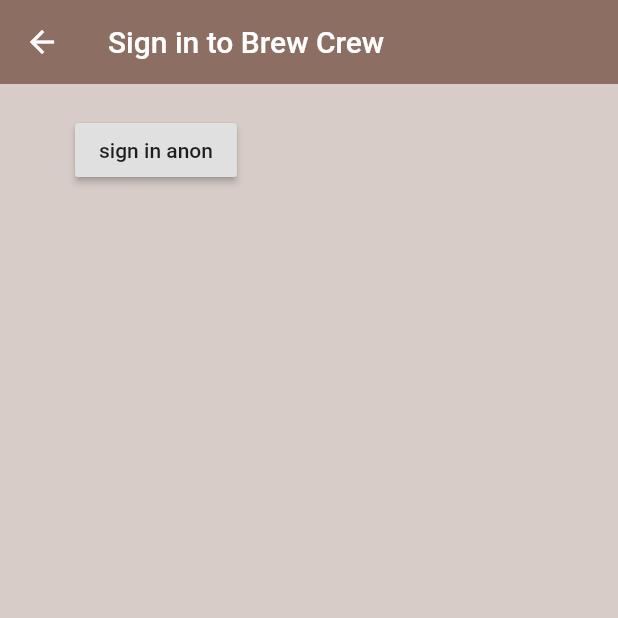
After one commit to iqranaz240/Attendance-App, a Flutter app: the SignIn screen opened directly, after a tap on "sign in anon", on a phone screen of 412 x 824 dp, the top half of it. The commit adds this screen. Run offline on Flutter 3.47's test engine with Material 2 defaults, Android fonts, the phone set to English and light mode, and no system bars; our stand-ins replace firebase_auth; accounts and stored records are empty; network calls fail.

Commit message:
lesson 6 done

```diff
--- /dev/null
+++ b/lib/model/user.dart
@@ -0,0 +1,7 @@
+class User {
+
+  final String uid;
+
+  User({ this.uid });
+
+}
--- a/lib/screens/authenticate/authenticate.dart
+++ b/lib/screens/authenticate/authenticate.dart
@@ -1,3 +1,4 @@
+import 'package:attendance_app_1/screens/authenticate/sign_in.dart';
 import 'package:flutter/material.dart';
 
 class Authenticate extends StatefulWidget {
@@ -9,7 +10,7 @@ class _AuthenticateState extends State<Authenticate> {
   @override
   Widget build(BuildContext context) {
     return Container(
-      child: Text('authenticate'),
+      child: SignIn(),
     );
   }
 }
--- /dev/null
+++ b/lib/screens/authenticate/sign_in.dart
@@ -0,0 +1,39 @@
+import 'package:attendance_app_1/services/auth.dart';
+import 'package:flutter/material.dart';
+
+class SignIn extends StatefulWidget {
+  @override
+  _SignInState createState() => _SignInState();
+}
+
+class _SignInState extends State<SignIn> {
+
+  final AuthService _auth = AuthService();
+
+  @override
+  Widget build(BuildContext context) {
+    return Scaffold(
+      backgroundColor: Colors.brown[100],
+      appBar: AppBar(
+        backgroundColor: Colors.brown[400],
+        elevation: 0.0,
+        title: Text('Sign in to Brew Crew'),
+      ),
+      body: Container(
+        padding: EdgeInsets.symmetric(vertical: 20.0, horizontal: 50.0),
+        child: RaisedButton(
+          child: Text('sign in anon'),
+          onPressed: () async {
+            dynamic result = await _auth.signInAnon();
+            if(result == null){
+              print('error signing in');
+            } else {
+              print('signed in');
+              print(result.uid);
+            }
+          },
+        ),
+      ),
+    );
+  }
+}
--- a/lib/screens/home/home.dart
+++ b/lib/screens/home/home.dart
@@ -1,3 +1,4 @@
+
 import 'package:flutter/material.dart';
 
 class Home extends StatelessWidget {
```
